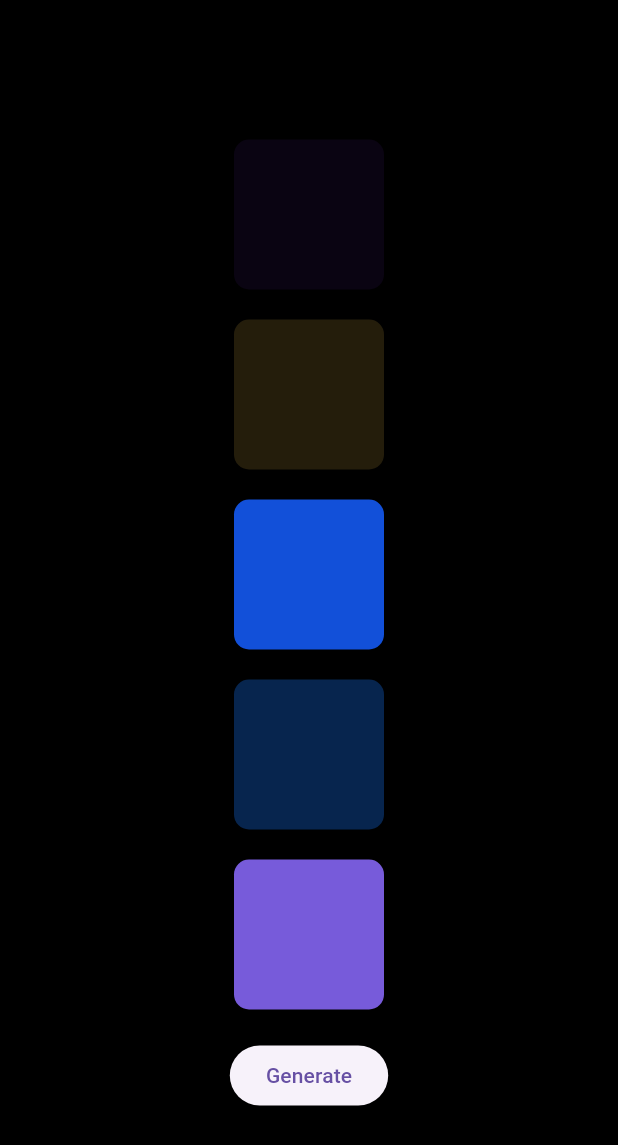
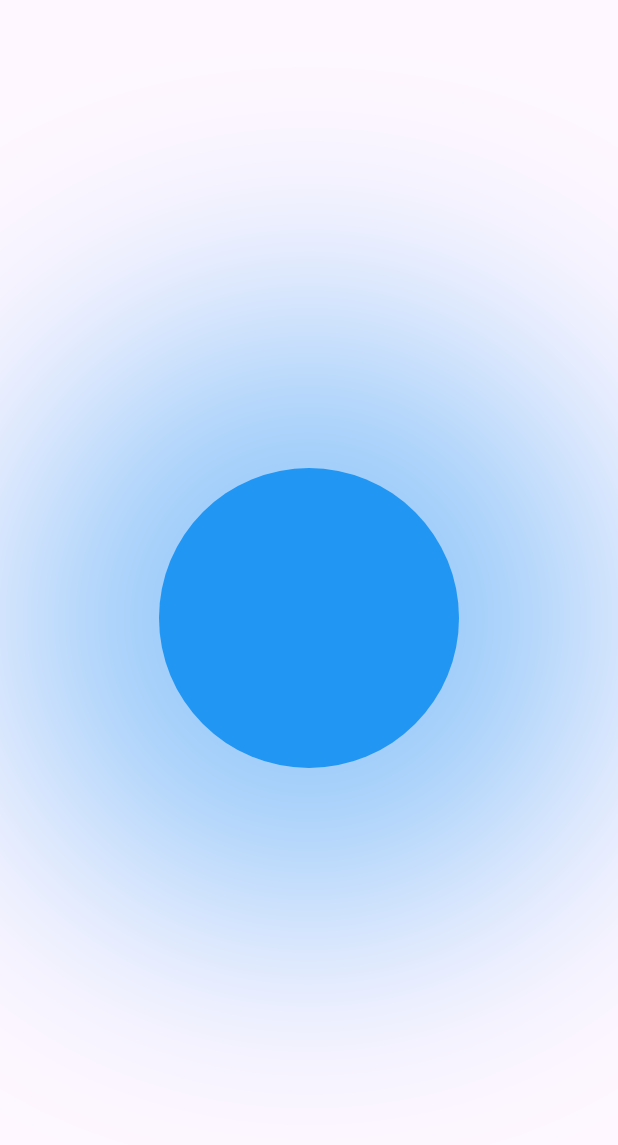
Before and after one commit to ChinmayMangela/flutteranimationpractice, a Flutter app: the screen it shows after launch, on a phone screen of 412 x 824 dp. Shown: the top 1145 px of the screen. Run offline on Flutter 3.47's test engine with Material 3 defaults, Android fonts, the phone set to English and light mode, and no system bars.

Commit message:
Circle Animation using TweenAnimationBuilder

```diff
--- /dev/null
+++ b/lib/implicit_animation_examples/animated_circle.dart
@@ -0,0 +1,49 @@
+import 'package:flutter/material.dart';
+
+class AnimatedCircle extends StatelessWidget {
+  const AnimatedCircle({super.key});
+
+  @override
+  Widget build(BuildContext context) {
+    final sizeTween = Tween<double>(begin: 0, end: 200);
+    return Scaffold(
+      body: Center(
+        child: TweenAnimationBuilder(
+          tween: sizeTween,
+          duration: const Duration(milliseconds: 1500),
+          builder: (context, size, child) {
+            return MyCircle(size: size);
+          },
+        ),
+      ),
+    );
+  }
+}
+
+class MyCircle extends StatelessWidget {
+  const MyCircle({
+    super.key,
+    required this.size,
+  });
+
+  final double size;
+
+  @override
+  Widget build(BuildContext context) {
+    return Container(
+      height: size,
+      width: size,
+      decoration: BoxDecoration(
+        color: Colors.blue,
+        shape: BoxShape.circle,
+        boxShadow: [
+          BoxShadow(
+            color: Colors.blue.withOpacity(0.5),
+            blurRadius: size,
+            spreadRadius: size / 2,
+          ),
+        ],
+      ),
+    );
+  }
+}
--- a/lib/implicit_animation_examples/animated_color_palette.dart
+++ b/lib/implicit_animation_examples/animated_color_palette.dart
@@ -73,8 +73,10 @@ class ColorBox extends StatelessWidget {
       margin: const EdgeInsets.symmetric(vertical: 10),
       height: 100,
       width: 100,
-      decoration:
-          BoxDecoration(color: color, borderRadius: BorderRadius.circular(10)),
+      decoration: BoxDecoration(
+        color: color,
+        borderRadius: BorderRadius.circular(10),
+      ),
     );
   }
 }
--- a/lib/main.dart
+++ b/lib/main.dart
@@ -1,5 +1,5 @@
 import 'package:flutter/material.dart';
-import 'package:flutteranimationpractice/implicit_animation_examples/animated_color_palette.dart';
+import 'package:flutteranimationpractice/implicit_animation_examples/animated_circle.dart';
 
 void main() {
   runApp(const MyApp());
@@ -11,7 +11,7 @@ class MyApp extends StatelessWidget {
   @override
   Widget build(BuildContext context) {
     return MaterialApp(
-      home: AnimatedColorPalette(),
+      home: AnimatedCircle()
     );
   }
 }
```
Also changed, not shown: lib/home_page.dart (+22 -0 lines).
